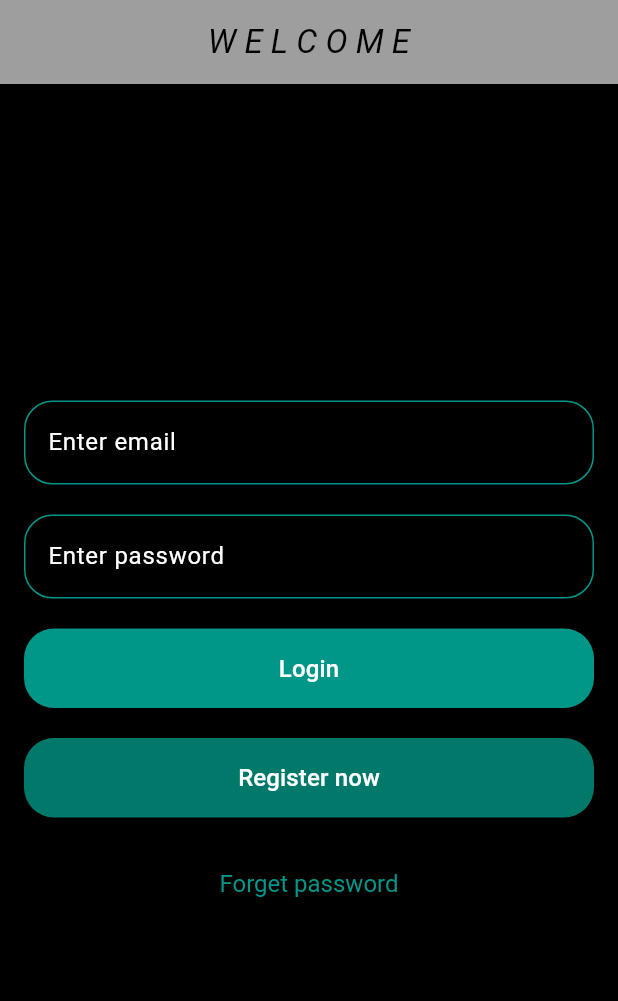
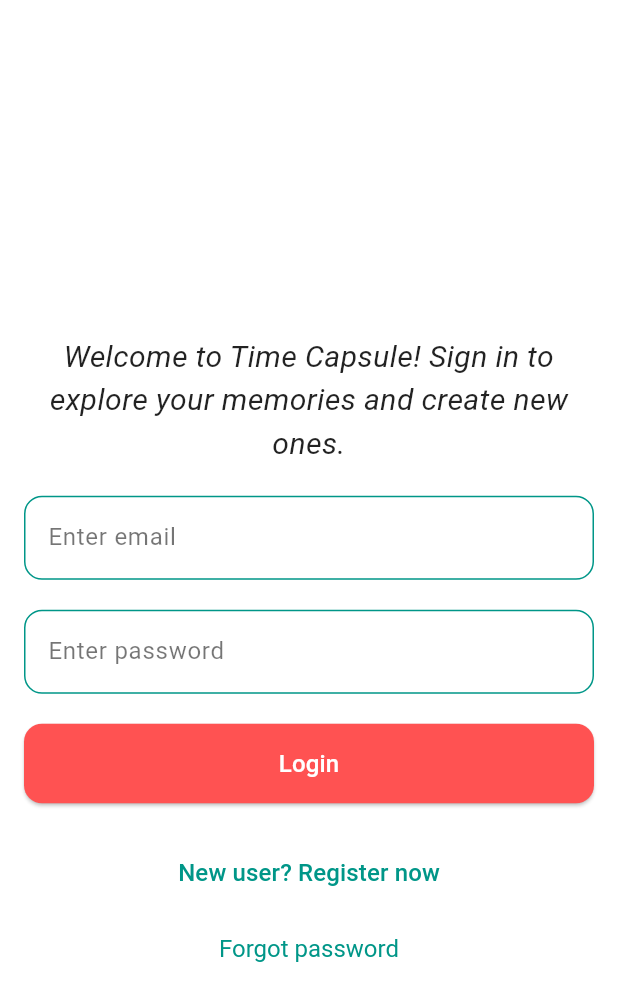
Before and after one commit to amanSin1/TimeCapsule, a Flutter app: the screen it shows after launch, on a phone screen of 412 x 824 dp. Shown: the top 1001 px of the screen. Run offline on Flutter 3.47's test engine with Material 3 defaults, Android fonts, the light colour scheme and no system bars; our stand-ins replace audioplayers, bloc, cloud_firestore, confetti, equatable, file_picker and 8 more; accounts and stored records are empty.

Commit message:
updates UI

```diff
--- a/lib/pages/login_page.dart
+++ b/lib/pages/login_page.dart
@@ -1,9 +1,7 @@
-
 import 'package:firebase_auth/firebase_auth.dart';
 import 'package:flutter/material.dart';
 import 'package:get/get.dart';
 import 'package:projects/pages/signup_page.dart';
-
 import 'forgot.dart';
 
 class LoginPage extends StatefulWidget {
@@ -52,107 +50,124 @@ class _LoginPageState extends State<LoginPage> {
 
   @override
   Widget build(BuildContext context) {
+    final isDarkMode = Theme.of(context).brightness == Brightness.dark;
+
     return Scaffold(
       appBar: AppBar(
-        title: Text("W E L C O M E", style: TextStyle(fontStyle: FontStyle.italic),),
+        title: Text(""),
+        backgroundColor: isDarkMode ? Colors.black12 : Colors.white,
         centerTitle: true,
-        backgroundColor: Colors.grey, // Change the background color
       ),
       body: Container(
         padding: EdgeInsets.all(16),
-        color: Colors.black,
+        color: isDarkMode ? Colors.black12 : Colors.white,
         child: Column(
-          mainAxisAlignment: MainAxisAlignment.center, // Center the content
+          mainAxisAlignment: MainAxisAlignment.center,
           children: [
+            // Descriptive Text
+            Text(
+              'Welcome to Time Capsule! Sign in to explore your memories and create new ones.',
+              textAlign: TextAlign.center,
+              style: TextStyle(
+                fontSize: 20,
+                color: isDarkMode ? Colors.white70 : Colors.black87,
+                fontStyle: FontStyle.italic,
+              ),
+            ),
+            SizedBox(height: 20),
+
+            // Email TextField
             TextField(
               controller: email,
-              style: TextStyle(color: Colors.white),
               decoration: InputDecoration(
                 hintText: 'Enter email',
-                hintStyle: TextStyle(color: Colors.white), // Hint text color
+                hintStyle: TextStyle(color: isDarkMode ? Colors.white70 : Colors.black54),
                 border: OutlineInputBorder(
-
-                    borderRadius: BorderRadius.circular(50.0),
-                    borderSide: const BorderSide(color: Colors.white)
-                  // Rounded corners
+                  borderRadius: BorderRadius.circular(12.0),
                 ),
                 enabledBorder: OutlineInputBorder(
-                  borderRadius: BorderRadius.circular(19.0),
-                  borderSide: BorderSide(color: Colors.teal), // Border color when enabled
+                  borderRadius: BorderRadius.circular(12.0),
+                  borderSide: BorderSide(color: Colors.teal),
                 ),
                 focusedBorder: OutlineInputBorder(
-                  borderRadius: BorderRadius.circular(10.0),
-                  borderSide: BorderSide(color: Colors.teal, width: 2.0), // Border color on focus
+                  borderRadius: BorderRadius.circular(12.0),
+                  borderSide: BorderSide(color: Colors.teal, width: 2.0),
                 ),
               ),
               keyboardType: TextInputType.emailAddress,
             ),
             SizedBox(height: 20),
+
+            // Password TextField
             TextField(
               controller: password,
-              style: TextStyle(color: Colors.white),
               obscureText: true,
               decoration: InputDecoration(
                 hintText: 'Enter password',
-                hintStyle: TextStyle(color: Colors.white), // Hint text color
+                hintStyle: TextStyle(color: isDarkMode ? Colors.white70 : Colors.black54),
                 border: OutlineInputBorder(
-                    borderRadius: BorderRadius.circular(50.0),
-                    borderSide: BorderSide(color: Colors.white)// Rounded corners
+                  borderRadius: BorderRadius.circular(12.0),
                 ),
                 enabledBorder: OutlineInputBorder(
-                  borderRadius: BorderRadius.circular(19.0),
-                  borderSide: BorderSide(color: Colors.teal), // Border color when enabled
+                  borderRadius: BorderRadius.circular(12.0),
+                  borderSide: BorderSide(color: Colors.teal),
                 ),
                 focusedBorder: OutlineInputBorder(
-                  borderRadius: BorderRadius.circular(10.0),
-                  borderSide: BorderSide(color: Colors.teal, width: 2.0), // Border color on focus
+                  borderRadius: BorderRadius.circular(12.0),
+                  borderSide: BorderSide(color: Colors.teal, width: 2.0),
                 ),
               ),
             ),
             SizedBox(height: 20),
+
+            // Login Button
             SizedBox(
               width: double.infinity,
               child: ElevatedButton(
                 onPressed: signIn,
                 style: ElevatedButton.styleFrom(
-
-                  backgroundColor: Colors.teal, // Button color
+                  backgroundColor: Colors.redAccent,
                   shape: RoundedRectangleBorder(
-                    borderRadius: BorderRadius.circular(20.0), // Rounded corners
+                    borderRadius: BorderRadius.circular(12.0),
                   ),
-                  padding: EdgeInsets.symmetric(vertical: 15.0, horizontal: 30.0), // Button padding
+                  padding: EdgeInsets.symmetric(vertical: 15.0, horizontal: 30.0),
                 ),
                 child: Text(
                   "Login",
-                  style: TextStyle(fontSize: 16.0,color: Colors.white),
-                ),
-              ),
-            ),
-            SizedBox(height: 20),
-            SizedBox(
-              width: double.infinity,
-              child: ElevatedButton(
-                onPressed: () => Get.to(const SignupPage()),
-                style: ElevatedButton.styleFrom(
-                  backgroundColor: Colors.teal[700], // Button color
-                  shape: RoundedRectangleBorder(
-                    borderRadius: BorderRadius.circular(20.0), // Rounded corners
-                  ),
-                  padding: EdgeInsets.symmetric(vertical: 15.0, horizontal: 30.0), // Button padding
-                ),
-                child: Text(
-                  "Register now",
                   style: TextStyle(fontSize: 16.0, color: Colors.white),
                 ),
               ),
             ),
             SizedBox(height: 20),
+
+            // Register Button
+            SizedBox(
+              width: double.infinity,
+              child: TextButton(
+                onPressed: () => Get.to(const SignupPage()),
+                style: TextButton.styleFrom(
+                  foregroundColor: Colors.teal, shape: RoundedRectangleBorder(
+                    borderRadius: BorderRadius.circular(12.0),
+                  ),
+                  padding: EdgeInsets.symmetric(vertical: 15.0, horizontal: 30.0),
+                 // backgroundColor: isDarkMode ? Colors.grey[800] : Colors.teal[100], // Background color for TextButton
+                ),
+                child: Text(
+                  "New user? Register now",
+                  style: TextStyle(fontSize: 16.0, color: Colors.teal),
+                ),
+              ),
+            ),
+
+
+            // Forgot Password Button
             TextButton(
               onPressed: () => Get.to(const Forgot()),
               style: TextButton.styleFrom(
-                foregroundColor: Colors.teal, textStyle: TextStyle(fontSize: 16.0),
+                foregroundColor: Colors.teal,
+                textStyle: TextStyle(fontSize: 16.0),
               ),
-              child: Text("Forget password",),
+              child: Text("Forgot password"),
             ),
           ],
         ),
--- a/lib/screens/AddContactsScreen.dart
+++ b/lib/screens/AddContactsScreen.dart
@@ -35,7 +35,7 @@ class AddContactsScreen extends StatelessWidget {
                     padding: const EdgeInsets.all(8),
                     margin: const EdgeInsets.only(top: 10.0),
                     decoration: BoxDecoration(
-                      color: Colors.greenAccent,
+
                       border: Border.all(
                         color: Colors.transparent,
                         width: 1.0,
@@ -48,12 +48,16 @@ class AddContactsScreen extends StatelessWidget {
                         style: const TextStyle(fontSize: 20),
                       ),
                       trailing: ElevatedButton(
+
                         onPressed: () {
                           context
                               .read<ContactsBloc>()
                               .add(AddContactEvent(userId, userName));
                         },
-                        child: const Text('Add'),
+                        child: const Text('Add',style: TextStyle(color: Colors.yellow),),
+                        style: ElevatedButton.styleFrom(
+                          backgroundColor: Colors.red
+                        ),
                       ),
                     ),
                   );
--- a/lib/screens/home_screen.dart
+++ b/lib/screens/home_screen.dart
@@ -96,7 +96,7 @@ class HomeScreen extends StatelessWidget {
                 child: Text(
                   'Menu',
                   style: TextStyle(
-                    color: Colors.white,
+                   // color: Colors.white,
                     fontSize: 24,
                   ),
                 ),
@@ -187,7 +187,7 @@ class HomeScreen extends StatelessWidget {
                     padding: EdgeInsets.all(3),
                     margin: EdgeInsets.all(2),
                     decoration: BoxDecoration(
-                      color: Colors.white,
+
                       border: Border.all(
                         color: Colors.transparent,
                         width: 1.0,
--- a/lib/screens/recieved_capsule_detail_screen.dart
+++ b/lib/screens/recieved_capsule_detail_screen.dart
@@ -107,9 +107,11 @@ class _RecievedCapsuleDetailScreenState extends State<RecievedCapsuleDetailScree
                         position: Tween<Offset>(begin: const Offset(0, 0.5), end: Offset.zero).animate(_controller),
                         child: Column(
                           children: [
-                            Text(
-                              "Congratulations! You've unlocked a capsule!",
-                              style: TextStyle(fontSize: 24, fontWeight: FontWeight.bold),
+                            Center(
+                              child: Text(
+                                "Congratulations! You've unlocked a capsule!",
+                                style: TextStyle(fontSize: 24, fontWeight: FontWeight.bold),
+                              ),
                             ),
                             SizedBox(height: 40),
                             ElevatedButton(
--- a/lib/widgets/capsule_item.dart
+++ b/lib/widgets/capsule_item.dart
@@ -118,17 +118,7 @@ class CapsuleItem extends StatelessWidget {
             const SizedBox(height: 16.0),
 
             // Cool Button with Ripple Effect and Animated Color
-            AnimatedButton(
-              onPressed: () {
-                // Handle button press
-                ScaffoldMessenger.of(context).showSnackBar(
-                  SnackBar(
-                    content: Text('View More Details'),
-                  ),
-                );
-              },
-              child: const Text("View Details"),
-            ),
+
           ],
         ),
       ),
--- a/lib/widgets/music_player_widget.dart
+++ b/lib/widgets/music_player_widget.dart
@@ -42,7 +42,7 @@ class _MusicPlayerWidgetState extends State<MusicPlayerWidget> {
     return Container(
       padding: const EdgeInsets.all(8.0),
       decoration: BoxDecoration(
-        color: Colors.grey.shade200,
+
         borderRadius: BorderRadius.circular(8.0),
       ),
       child: Row(
```
